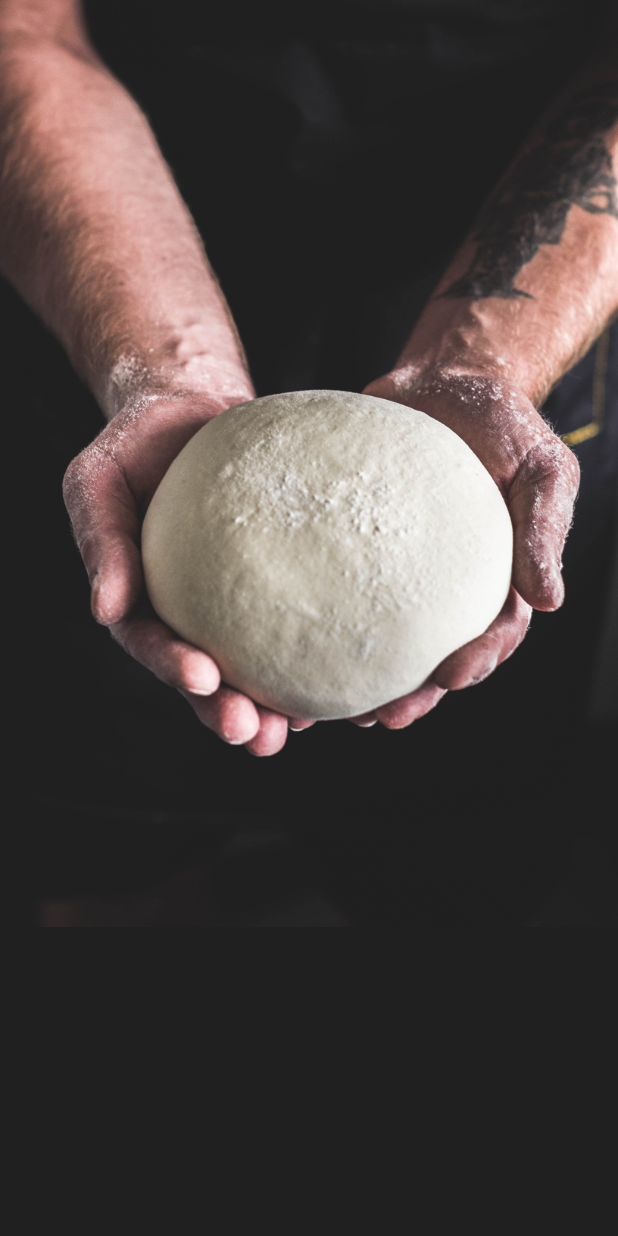
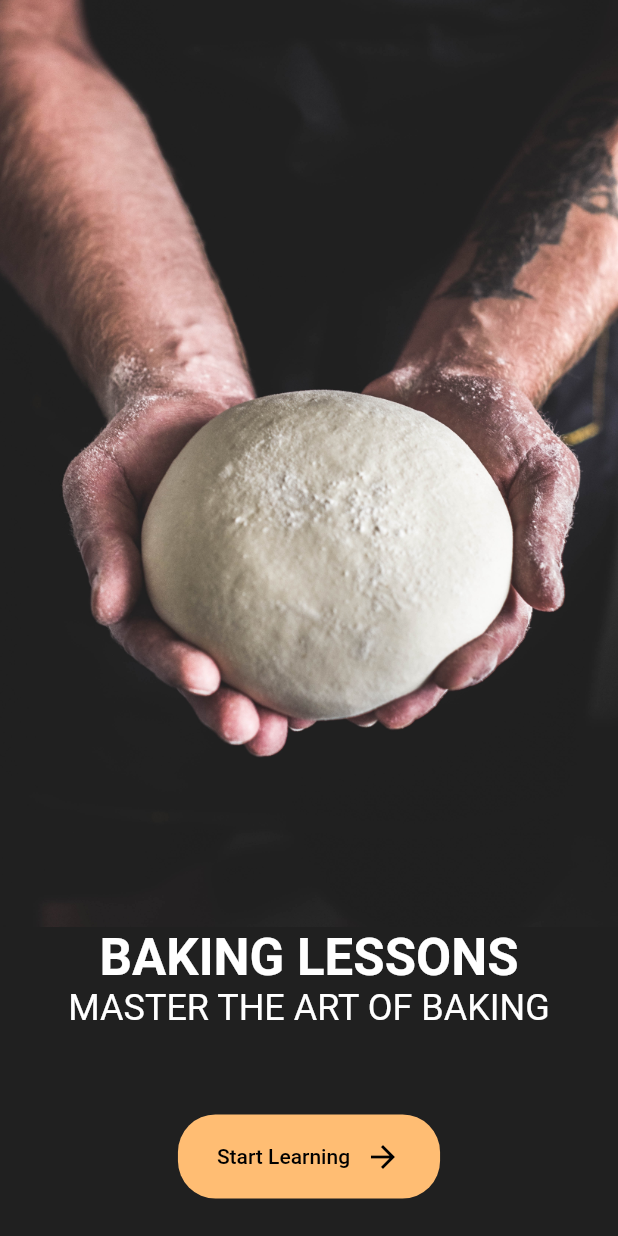
Before and after one commit to Leonardo1952/welcome, a Flutter app: the screen it shows after launch, on a phone screen of 412 x 824 dp. Run offline on Flutter 3.47's test engine with Material 2 defaults, Android fonts, the phone set to English and light mode, and no system bars.

Commit message:
finalização tela screen

```diff
--- a/lib/main.dart
+++ b/lib/main.dart
@@ -9,8 +9,17 @@
     return MaterialApp(
       title: 'Auth Screen 1',
       theme: ThemeData(
+        brightness: Brightness.dark,
         primaryColor: AppColors.kPrimaryColor,
         scaffoldBackgroundColor: AppColors.kBackgroundColor,
+        textTheme: TextTheme(
+          display1: TextStyle(color: Colors.white, fontWeight: FontWeight.bold),
+          button: TextStyle(
+            color: AppColors.kPrimaryColor,
+          ),
+          headline:
+              TextStyle(color: Colors.white, fontWeight: FontWeight.normal),
+        ),
       ),
       home: WelcomeScreen(),
     );
@@ -35,9 +44,54 @@
             ),
           ),
           Expanded(
-              child: Column(
-            children: [],
-          ))
+            child: Column(
+              mainAxisAlignment: MainAxisAlignment.spaceBetween,
+              children: [
+                RichText(
+                  textAlign: TextAlign.center,
+                  text: TextSpan(
+                    children: [
+                      TextSpan(
+                          text: "BAKING LESSONS\n",
+                          style: Theme.of(context).textTheme.display1),
+                      TextSpan(
+                        text: "MASTER THE ART OF BAKING",
+                        style: Theme.of(context).textTheme.headline,
+                      ),
+                    ],
+                  ),
+                ),
+                FittedBox(
+                  child: Container(
+                    margin: EdgeInsets.only(bottom: 25),
+                    padding: EdgeInsets.symmetric(horizontal: 26, vertical: 16),
+                    decoration: BoxDecoration(
+                      borderRadius: BorderRadius.circular(25),
+                      color: AppColors.kPrimaryColor,
+                    ),
+                    child: Row(
+                      children: [
+                        Text(
+                          "Start Learning",
+                          style: Theme.of(context)
+                              .textTheme
+                              .button
+                              .copyWith(color: Colors.black),
+                        ),
+                        SizedBox(
+                          width: 10,
+                        ),
+                        Icon(
+                          Icons.arrow_forward,
+                          color: Colors.black,
+                        )
+                      ],
+                    ),
+                  ),
+                ),
+              ],
+            ),
+          ),
         ],
       ),
     );
```
